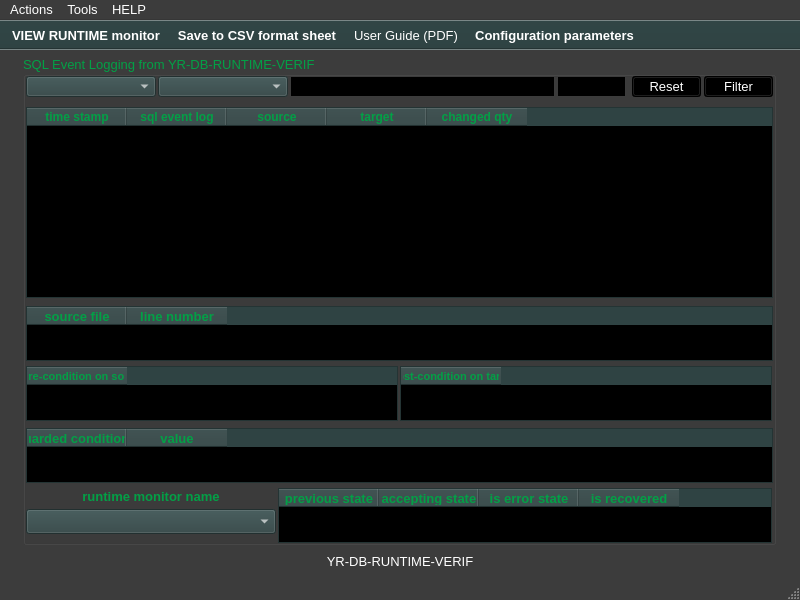
First picture: the form in ui/yr-db-runtime-verif-main-window.ui, repository yerothd/yr-db-runtime-verif, before the edit.
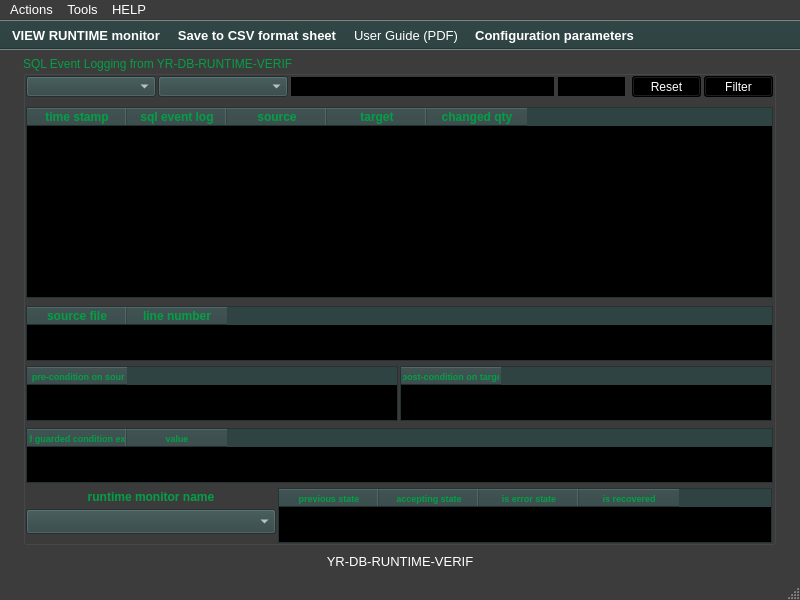
Second picture: the form after the edit. Icons and pictures are not drawn. Custom widgets are drawn as their Qt base class.

Commit message: UPDATED. I have improved colors and sizes of fonts so to have a clearer user interface.

The edit to the form file:
```diff
--- a/ui/yr-db-runtime-verif-main-window.ui
+++ b/ui/yr-db-runtime-verif-main-window.ui
@@ -750,7 +750,7 @@
     </property>
     <property name="font">
      <font>
-      <pointsize>10</pointsize>
+      <pointsize>9</pointsize>
       <weight>50</weight>
       <bold>false</bold>
      </font>
@@ -1866,7 +1866,7 @@
      </property>
      <property name="font">
       <font>
-       <pointsize>8</pointsize>
+       <pointsize>7</pointsize>
        <weight>50</weight>
        <bold>false</bold>
       </font>
@@ -1883,6 +1883,9 @@
      <property name="cornerButtonEnabled">
       <bool>true</bool>
      </property>
+     <attribute name="verticalHeaderDefaultSectionSize">
+      <number>25</number>
+     </attribute>
      <column>
       <property name="text">
        <string>(before) pre-condition on source state</string>
@@ -2408,7 +2411,7 @@
      </property>
      <property name="font">
       <font>
-       <pointsize>10</pointsize>
+       <pointsize>7</pointsize>
        <weight>50</weight>
        <bold>false</bold>
       </font>
@@ -2425,6 +2428,9 @@
      <property name="cornerButtonEnabled">
       <bool>true</bool>
      </property>
+     <attribute name="verticalHeaderDefaultSectionSize">
+      <number>25</number>
+     </attribute>
      <column>
       <property name="text">
        <string>evaluated guarded condition expression</string>
@@ -2964,7 +2970,7 @@
      </property>
      <property name="font">
       <font>
-       <pointsize>10</pointsize>
+       <pointsize>7</pointsize>
        <weight>50</weight>
        <bold>false</bold>
       </font>
@@ -2981,6 +2987,9 @@
      <property name="cornerButtonEnabled">
       <bool>true</bool>
      </property>
+     <attribute name="verticalHeaderDefaultSectionSize">
+      <number>25</number>
+     </attribute>
      <column>
       <property name="text">
        <string>previous state</string>
@@ -3602,7 +3611,7 @@
      </property>
      <property name="font">
       <font>
-       <pointsize>10</pointsize>
+       <pointsize>9</pointsize>
        <weight>75</weight>
        <bold>true</bold>
       </font>
@@ -4124,7 +4133,7 @@
      </property>
      <property name="font">
       <font>
-       <pointsize>10</pointsize>
+       <pointsize>9</pointsize>
        <weight>50</weight>
        <bold>false</bold>
       </font>
@@ -4141,6 +4150,9 @@
      <property name="cornerButtonEnabled">
       <bool>true</bool>
      </property>
+     <attribute name="verticalHeaderDefaultSectionSize">
+      <number>25</number>
+     </attribute>
      <column>
       <property name="text">
        <string>source file</string>
@@ -5612,7 +5624,7 @@
      </property>
      <property name="font">
       <font>
-       <pointsize>10</pointsize>
+       <pointsize>9</pointsize>
        <weight>50</weight>
        <bold>false</bold>
       </font>
@@ -6553,7 +6565,7 @@
      </property>
      <property name="font">
       <font>
-       <pointsize>10</pointsize>
+       <pointsize>9</pointsize>
        <weight>50</weight>
        <bold>false</bold>
       </font>
@@ -7591,7 +7603,7 @@
      </property>
      <property name="font">
       <font>
-       <pointsize>8</pointsize>
+       <pointsize>7</pointsize>
        <weight>50</weight>
        <bold>false</bold>
       </font>
@@ -7608,6 +7620,9 @@
      <property name="cornerButtonEnabled">
       <bool>true</bool>
      </property>
+     <attribute name="verticalHeaderDefaultSectionSize">
+      <number>25</number>
+     </attribute>
      <column>
       <property name="text">
        <string>(after) post-condition on target state</string>
```
Left out of the diff: 13 changed lines with no effect on the pictures. The commit also changes 2 other files.
